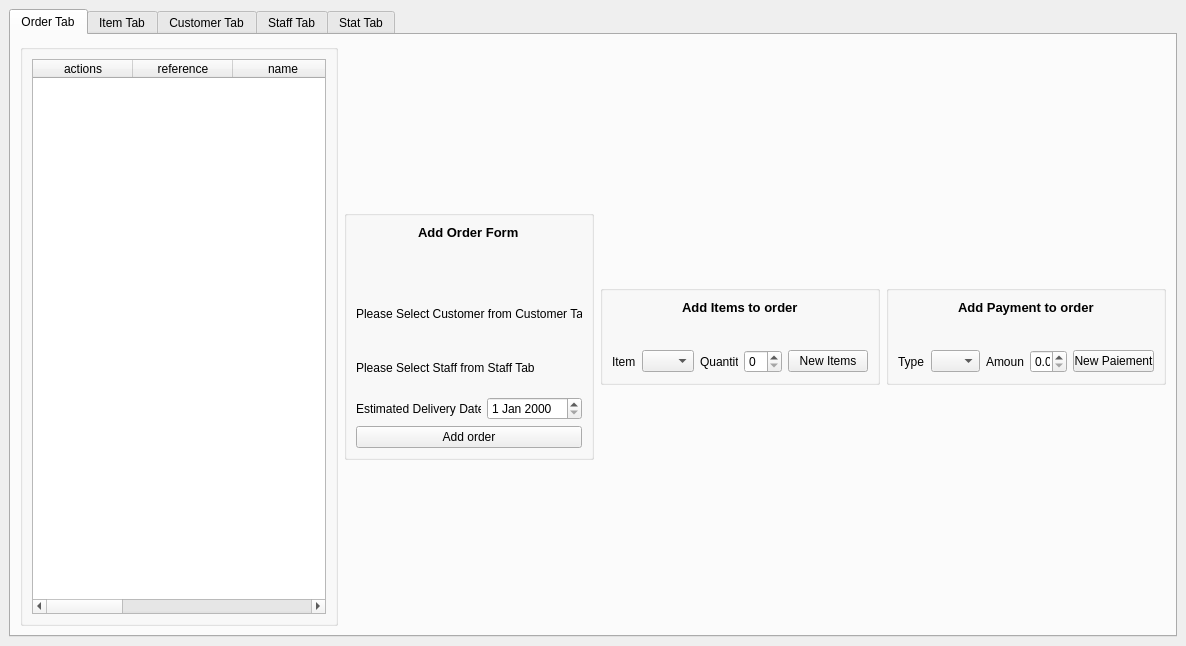
This is window/main/mainwindow.ui in nivcoo/CESI-POO as Qt 5 draws it before an edit. The edited form follows.
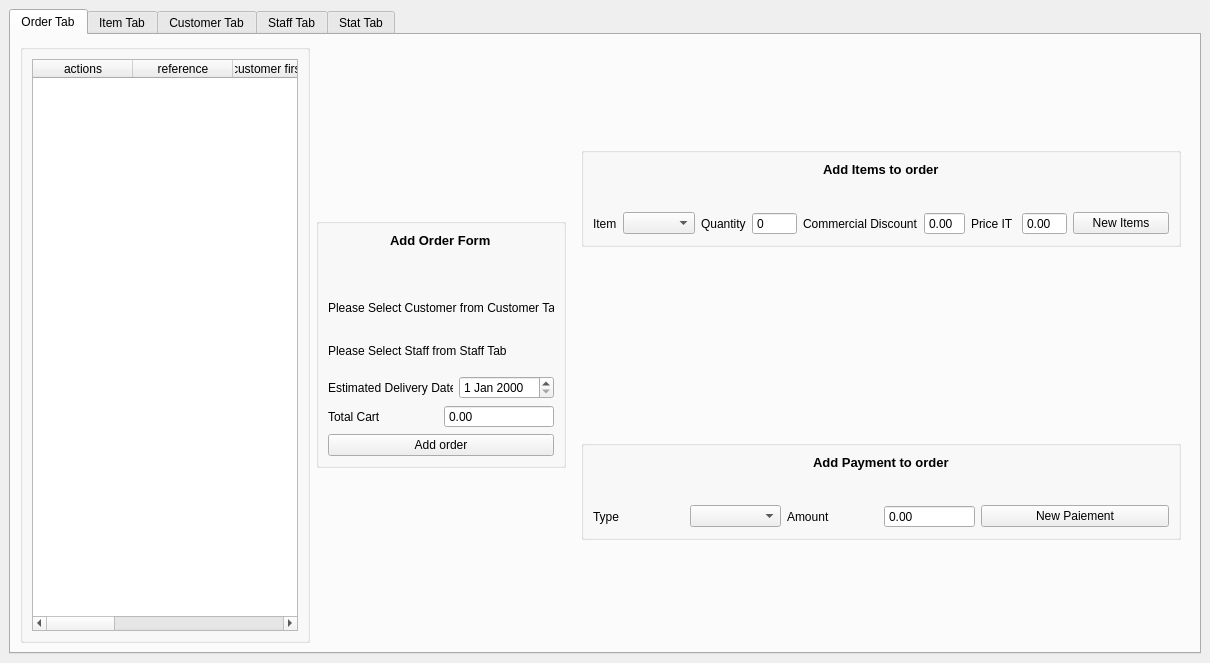
This is the edited form. The open tabs and pages were chosen to show the change.

Commit message: feat. order table

```diff
--- a/window/main/mainwindow.ui
+++ b/window/main/mainwindow.ui
@@ -6,14 +6,14 @@
    <rect>
     <x>0</x>
     <y>0</y>
-    <width>1186</width>
-    <height>646</height>
+    <width>1210</width>
+    <height>663</height>
    </rect>
   </property>
   <property name="minimumSize">
    <size>
-    <width>872</width>
-    <height>603</height>
+    <width>1210</width>
+    <height>663</height>
    </size>
   </property>
   <property name="windowTitle">
@@ -107,27 +107,27 @@
                </column>
                <column>
                 <property name="text">
-                 <string>name</string>
+                 <string>customer firstname</string>
                 </property>
                </column>
                <column>
                 <property name="text">
-                 <string>resuply_threshold</string>
+                 <string>customer lastname</string>
                 </property>
                </column>
                <column>
                 <property name="text">
-                 <string>quantity</string>
+                 <string>total</string>
                 </property>
                </column>
                <column>
                 <property name="text">
-                 <string>price_ht</string>
+                 <string>estimated_delivery_date</string>
                 </property>
                </column>
                <column>
                 <property name="text">
-                 <string>vat</string>
+                 <string>created_at</string>
                 </property>
                </column>
               </widget>
@@ -251,6 +251,27 @@
                </item>
               </layout>
              </item>
+             <item>
+              <layout class="QHBoxLayout" name="horizontalLayout_3">
+               <item>
+                <widget class="QLabel" name="orderL12">
+                 <property name="text">
+                  <string>Total Cart</string>
+                 </property>
+                </widget>
+               </item>
+               <item>
+                <widget class="QDoubleSpinBox" name="orderFormTotalPriceCart">
+                 <property name="readOnly">
+                  <bool>true</bool>
+                 </property>
+                 <property name="buttonSymbols">
+                  <enum>QAbstractSpinBox::NoButtons</enum>
+                 </property>
+                </widget>
+               </item>
+              </layout>
+             </item>
              <item>
               <layout class="QHBoxLayout" name="orderH16">
                <item>
@@ -275,16 +296,20 @@
            </widget>
           </item>
           <item>
+           <widget class="QStackedWidget" name="orderStackedWidget">
+            <widget class="QWidget" name="orderStackedWidget2" native="true">
+             <layout class="QVBoxLayout" name="verticalLayout_2">
+              <item alignment="Qt::AlignHCenter|Qt::AlignVCenter">
            <widget class="QGroupBox" name="orderFormBox3">
             <property name="minimumSize">
              <size>
-              <width>280</width>
+                  <width>600</width>
               <height>100</height>
              </size>
             </property>
             <property name="maximumSize">
              <size>
-              <width>280</width>
+                  <width>600</width>
               <height>100</height>
              </size>
             </property>
@@ -346,7 +371,59 @@
                   </widget>
                  </item>
                  <item>
-                  <widget class="QSpinBox" name="orderFormItemQuantity"/>
+                      <widget class="QSpinBox" name="orderFormItemQuantity">
+                       <property name="buttonSymbols">
+                        <enum>QAbstractSpinBox::NoButtons</enum>
+                       </property>
+                      </widget>
+                     </item>
+                    </layout>
+                   </item>
+                   <item>
+                    <layout class="QHBoxLayout" name="orderH21">
+                     <item>
+                      <widget class="QLabel" name="orderL10">
+                       <property name="text">
+                        <string>Commercial Discount</string>
+                       </property>
+                      </widget>
+                     </item>
+                     <item>
+                      <widget class="QDoubleSpinBox" name="orderFormCormmercialDiscount">
+                       <property name="buttonSymbols">
+                        <enum>QAbstractSpinBox::NoButtons</enum>
+                       </property>
+                      </widget>
+                     </item>
+                    </layout>
+                   </item>
+                   <item>
+                    <layout class="QHBoxLayout" name="orderH22">
+                     <item>
+                      <widget class="QLabel" name="orderL11">
+                       <property name="text">
+                        <string>Price IT</string>
+                       </property>
+                      </widget>
+                     </item>
+                     <item>
+                      <widget class="QDoubleSpinBox" name="orderFormTotalPrice">
+                       <property name="enabled">
+                        <bool>true</bool>
+                       </property>
+                       <property name="frame">
+                        <bool>true</bool>
+                       </property>
+                       <property name="readOnly">
+                        <bool>true</bool>
+                       </property>
+                       <property name="buttonSymbols">
+                        <enum>QAbstractSpinBox::NoButtons</enum>
+                       </property>
+                       <property name="specialValueText">
+                        <string/>
+                       </property>
+                      </widget>
                  </item>
                 </layout>
                </item>
@@ -366,17 +443,17 @@
             </layout>
            </widget>
           </item>
-          <item>
+              <item alignment="Qt::AlignHCenter|Qt::AlignVCenter">
            <widget class="QGroupBox" name="orderFormBox4">
             <property name="minimumSize">
              <size>
-              <width>280</width>
+                  <width>600</width>
               <height>100</height>
              </size>
             </property>
             <property name="maximumSize">
              <size>
-              <width>280</width>
+                  <width>600</width>
               <height>100</height>
              </size>
             </property>
@@ -441,7 +518,11 @@
                   </widget>
                  </item>
                  <item>
-                  <widget class="QDoubleSpinBox" name="orderFormPaymentAmount"/>
+                      <widget class="QDoubleSpinBox" name="orderFormPaymentAmount">
+                       <property name="buttonSymbols">
+                        <enum>QAbstractSpinBox::NoButtons</enum>
+                       </property>
+                      </widget>
                  </item>
                 </layout>
                </item>
@@ -463,6 +544,10 @@
           </item>
          </layout>
         </widget>
+           </widget>
+          </item>
+         </layout>
+        </widget>
         <widget class="QWidget" name="itemTab">
          <attribute name="title">
           <string>Item Tab</string>
```
Left out of the diff: 23 changed lines with no effect on the pictures. Lines whose indentation alone changed are shown as unchanged. The commit also changes 8 other files.
